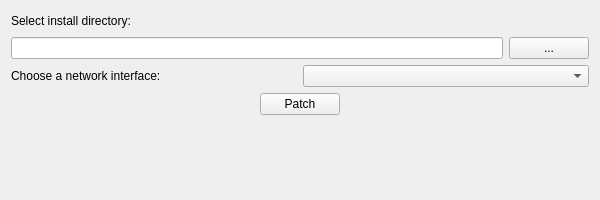
halvors/FC2MPPatcher, file src/widget.ui: the form before one commit.
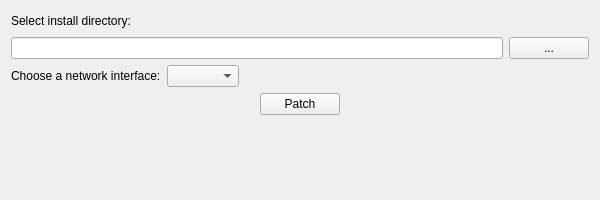
The form after the commit.

Commit message: Save windows state.

Diff of the .ui file:
```diff
--- a/src/widget.ui
+++ b/src/widget.ui
@@ -64,6 +64,19 @@
      <item>
       <widget class="QComboBox" name="comboBox_network_interface"/>
      </item>
+     <item>
+      <spacer name="horizontalSpacer_4">
+       <property name="orientation">
+        <enum>Qt::Horizontal</enum>
+       </property>
+       <property name="sizeHint" stdset="0">
+        <size>
+         <width>40</width>
+         <height>20</height>
+        </size>
+       </property>
+      </spacer>
+     </item>
     </layout>
    </item>
    <item>
```
The commit also changes 1 other file.
